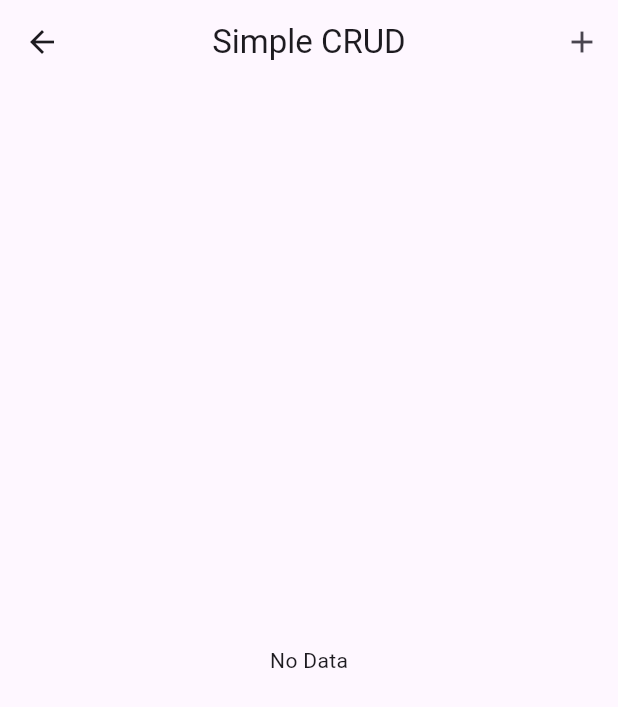
After one commit to HarunNurahman/learn-getx, a Flutter app: the SimpleCRUD screen opened directly, after a tap on the "add" icon, on a phone screen of 412 x 824 dp. The commit adds this screen. Shown: the top 707 px of the screen. Run offline on Flutter 3.47's test engine with Material 3 defaults, Android fonts, the light colour scheme and no system bars; our stand-ins replace get; missing offline and left inert: d_info, d_input, d_method.

Commit message:
Create Practice Function

```diff
--- /dev/null
+++ b/lib/controllers/simple_crud_controller.dart
@@ -0,0 +1,22 @@
+import 'package:get/get.dart';
+
+class SimpleCRUDController extends GetxController {
+  final _list = <String>[].obs;
+  List<String> get list => _list;
+
+  add(String n) {
+    _list.add(n);
+  }
+
+  updateItem(int index, String n) {
+    _list[index] = n;
+  }
+
+  deleteItem(int index) {
+    _list.removeAt(index);
+  }
+
+  clearState() {
+    Get.delete<SimpleCRUDController>(force: true);
+  }
+}
--- a/lib/pages/home.dart
+++ b/lib/pages/home.dart
@@ -2,6 +2,7 @@ import 'package:flutter/material.dart';
 import 'package:flutter_learn_getx/pages/counter_app.dart';
 import 'package:flutter_learn_getx/pages/counter_app_setstate.dart';
 import 'package:flutter_learn_getx/pages/realtime_input_app.dart';
+import 'package:flutter_learn_getx/pages/simple_crud.dart';
 import 'package:get/get.dart';
 
 class HomePage extends StatelessWidget {
@@ -36,7 +37,9 @@ class HomePage extends StatelessWidget {
             child: const Text('Realtime Input App'),
           ),
           ElevatedButton(
-            onPressed: () {},
+            onPressed: () {
+              Get.to(() => const SimpleCRUD());
+            },
             child: const Text('Simple CRUD App'),
           ),
         ],
--- /dev/null
+++ b/lib/pages/simple_crud.dart
@@ -0,0 +1,132 @@
+import 'package:d_info/d_info.dart';
+import 'package:d_input/d_input.dart';
+import 'package:flutter/material.dart';
+import 'package:flutter_learn_getx/controllers/simple_crud_controller.dart';
+import 'package:get/get.dart';
+
+class SimpleCRUD extends StatefulWidget {
+  const SimpleCRUD({super.key});
+
+  @override
+  State<SimpleCRUD> createState() => _SimpleCRUDState();
+}
+
+class _SimpleCRUDState extends State<SimpleCRUD> {
+  final simpleCRUDController = Get.put(SimpleCRUDController());
+
+  addView() {
+    final edtInput = TextEditingController();
+
+    DInfo.customDialog(
+      context: context,
+      content: Column(
+        children: [
+          DInput(controller: edtInput),
+          const SizedBox(height: 16),
+          SizedBox(
+            width: double.infinity,
+            child: ElevatedButton(
+              onPressed: () {
+                simpleCRUDController.add(edtInput.text);
+                Navigator.pop(context);
+                DInfo.snackBarSuccess(context, 'Add Success');
+              },
+              child: const Text('Add'),
+            ),
+          )
+        ],
+      ),
+    );
+  }
+
+  updateView(String oldData, int index) {
+    final edtInput = TextEditingController();
+    edtInput.text = oldData;
+
+    DInfo.customDialog(
+      context: context,
+      content: Column(
+        children: [
+          DInput(controller: edtInput),
+          const SizedBox(height: 16),
+          SizedBox(
+            width: double.infinity,
+            child: ElevatedButton(
+              onPressed: () {
+                simpleCRUDController.updateItem(index, edtInput.text);
+                Navigator.pop(context);
+                DInfo.snackBarSuccess(context, 'Add Success');
+              },
+              child: const Text('Update'),
+            ),
+          ),
+        ],
+      ),
+    );
+  }
+
+  deleteView(String oldData, int index) async {
+    DInfo.dialogConfirmation(
+      context,
+      'Delete',
+      'Are you sure want to delete $oldData?',
+    ).then((delete) {
+      if (delete ?? false) {
+        simpleCRUDController.deleteItem(index);
+      }
+    });
+  }
+
+  @override
+  void dispose() {
+    simpleCRUDController.clearState();
+    super.dispose();
+  }
+
+  // List list = ['Pokekmon', 'Sare Padang', 'Borgir'];
+  @override
+  Widget build(BuildContext context) {
+    return Scaffold(
+      appBar: AppBar(
+        title: const Text('Simple CRUD'),
+        centerTitle: true,
+        actions: [
+          IconButton(
+            onPressed: () {
+              addView();
+            },
+            icon: const Icon(Icons.add),
+          )
+        ],
+      ),
+      body: GetX<SimpleCRUDController>(
+        init: SimpleCRUDController(),
+        builder: (controller) {
+          List<String> list = controller.list;
+          if (list.isEmpty) {
+            return const Center(child: Text('No Data'));
+          }
+          return ListView.builder(
+            itemCount: list.length,
+            itemBuilder: (context, index) {
+              String item = list[index];
+              return ListTile(
+                leading: IconButton.filled(
+                  onPressed: () => updateView(item, index),
+                  icon: const Icon(Icons.edit),
+                  color: Colors.white,
+                ),
+                title: Text(item),
+                trailing: IconButton.filled(
+                  onPressed: () => deleteView(item, index),
+                  icon: const Icon(Icons.delete),
+                  color: Colors.white,
+                ),
+              );
+            },
+          );
+        },
+      ),
+    );
+  }
+}
```
